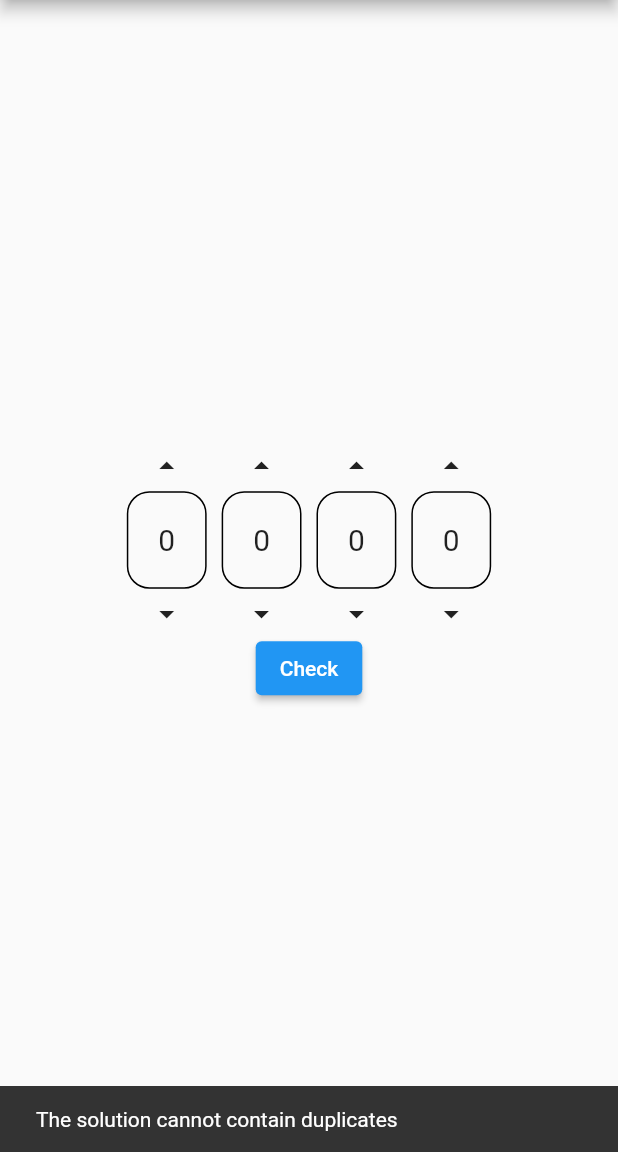
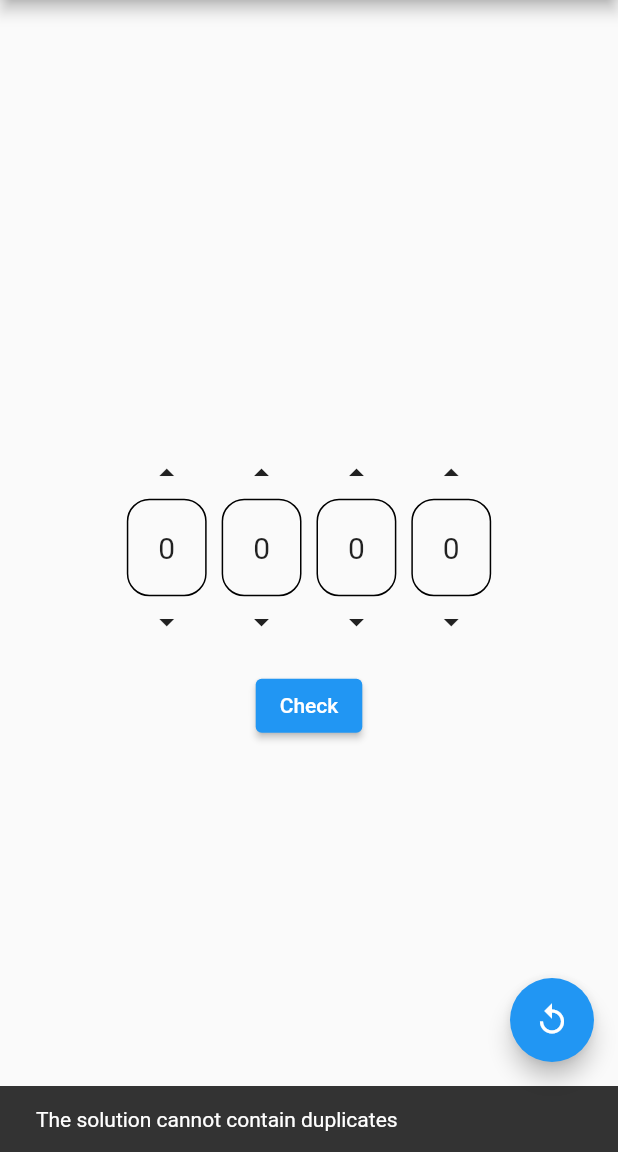
Before and after one commit to antigones/flutter-mastermind, a Flutter app: the screen it shows after launch, after a tap on "Check", on a phone screen of 412 x 824 dp, the part 84-1236 px from its top. Run offline on Flutter 3.47's test engine with Material 2 defaults, Android fonts, the light colour scheme and no system bars.

Commit message:
new game button added

```diff
--- a/lib/color_form_field.dart
+++ b/lib/color_form_field.dart
@@ -35,16 +35,6 @@ class ColorFormField extends FormField<int> {
                   ),
                 ],
               );
-              InkWell(
-                child: Container(
-                    margin: const EdgeInsets.all(15.0),
-                    padding: const EdgeInsets.all(20.0),
-                    decoration:
-                        BoxDecoration(border: Border.all(color: Colors.black)),
-                    child: Text(state.value.toString())),
-                onTap: () {
-                  state.didChange((state.value + 1) % 10);
-                },
-              );
+
             });
 }
--- a/lib/game.dart
+++ b/lib/game.dart
@@ -1,13 +1,14 @@
 import 'package:flutter/foundation.dart';
 import 'package:flutter/material.dart';
 
-
 class Game extends ChangeNotifier {
-  List<int> codeColours = [0,1,2,3,4,5,6,7,8,9];
+  List<int> _codeColours = [0, 1, 2, 3, 4, 5, 6, 7, 8, 9];
   List<int> _answer = [];
   List<Widget> _guessList = [];
-  String _message="";
+  String _message = "";
+
   String get message => _message;
+
   List<Widget> get guessList => _guessList;
 
   Game() {
@@ -17,59 +18,54 @@ class Game extends ChangeNotifier {
   List<int> _checkGuess(List<int> guess) {
     int matches = 0;
     int perms = 0;
-    for (var i=0;i<guess.length;i++) {
-      for (var j=0;j<guess.length;j++) {
+    for (var i = 0; i < guess.length; i++) {
+      for (var j = 0; j < guess.length; j++) {
         int g_i = guess[i];
         int a_j = _answer[j];
         if (g_i == a_j) {
-          if (i==j)
+          if (i == j)
             matches = matches + 1;
           else
             perms = perms + 1;
         }
-
       }
     }
-    print('matches');
-    print(matches);
-    print('perms');
-    print(perms);
     return [matches, perms];
   }
 
-  bool checkWin(matches) {
+  bool _checkWin(matches) {
     return (matches == 4);
   }
 
   void addGuess(List<int> guess) {
     List<int> matches_perms = _checkGuess(guess);
 
-      if (checkWin(matches_perms[0])) {
+    if (_checkWin(matches_perms[0])) {
       _message = "You won!";
-      }
-      else
-        {
-          _message = "Matches: "+matches_perms[0].toString()+"; Perms: "+matches_perms[1].toString();
+    } else {
+      _message = "Matches: " +
+          matches_perms[0].toString() +
+          "; Perms: " +
+          matches_perms[1].toString();
     }
     _guessList.add(Row(
       mainAxisAlignment: MainAxisAlignment.center,
-        children: [
-          Text(guess.toString()+" "+_message)
-        ],
+      children: [Text(guess.toString() + " " + _message)],
     ));
     notifyListeners();
   }
 
   void _generateCode() {
     // generate a code without duplicates, to keep things easy
-    codeColours.shuffle();
+    _codeColours.shuffle();
     _answer.clear();
-    _answer.addAll(codeColours.take(4).toList());
+    _answer.addAll(_codeColours.take(4).toList());
     print(_answer);
   }
 
   void startGame() {
     _generateCode();
+    _guessList.clear();
+    notifyListeners();
   }
-
 }
--- a/lib/main.dart
+++ b/lib/main.dart
@@ -48,6 +48,7 @@ class MyHomePage extends StatelessWidget {
         title: Text(_title),
       ),
       body: Center(
+      child:SingleChildScrollView(
 
         child: Form(
         key: _formKey,
@@ -63,6 +64,7 @@ class MyHomePage extends StatelessWidget {
                 );
               },
             ),
+            SizedBox(height: 30,),
             Row(
               mainAxisAlignment: MainAxisAlignment.center,
               children: [
@@ -78,6 +80,7 @@ class MyHomePage extends StatelessWidget {
               ColorFormField(onSaved: (value) {
                 _guess[3] = value;
               }),],),
+            SizedBox(height: 20,),
             ElevatedButton(
               onPressed: () {
                 // Validate returns true if the form is valid, or false otherwise.
@@ -100,6 +103,15 @@ class MyHomePage extends StatelessWidget {
           ],
         ),
       )
+      )),
+      floatingActionButton: FloatingActionButton(
+        onPressed: () {
+          _formKey.currentState?.reset();
+          Provider.of<Game>(context, listen: false).startGame();
+          ScaffoldMessenger.of(context)
+              .showSnackBar(SnackBar(content: Text('New Game Started!')));
+        },
+        child: const Icon(Icons.replay)
       ),
 
     );
```
Lines whose indentation alone changed are shown as unchanged.
